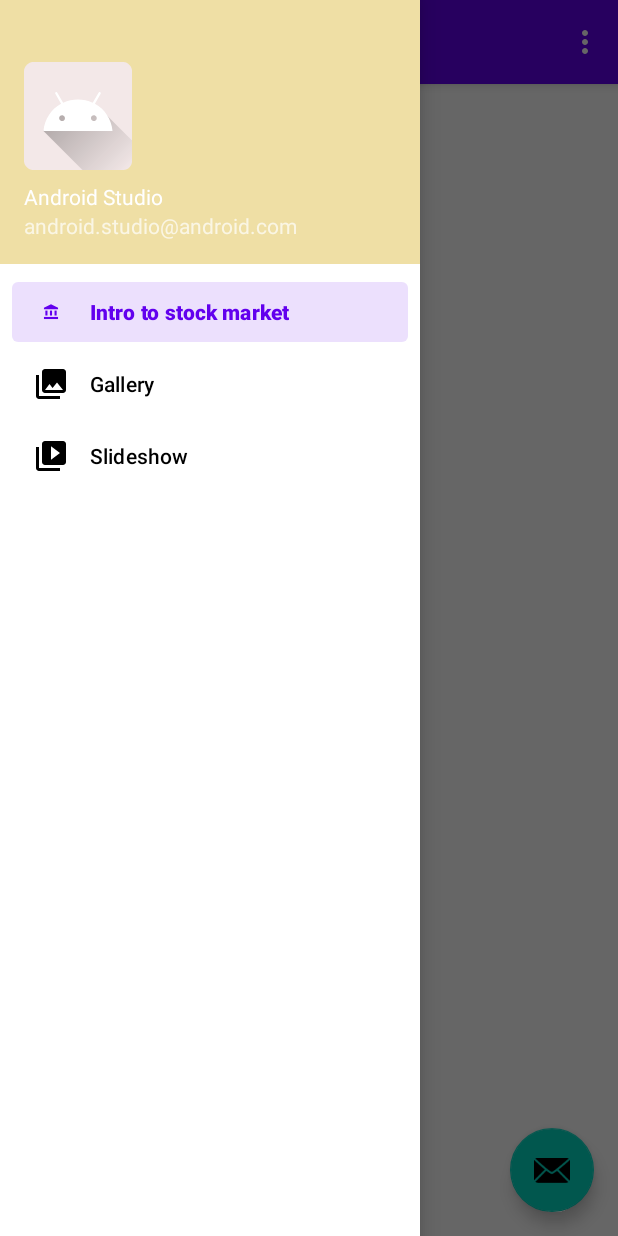
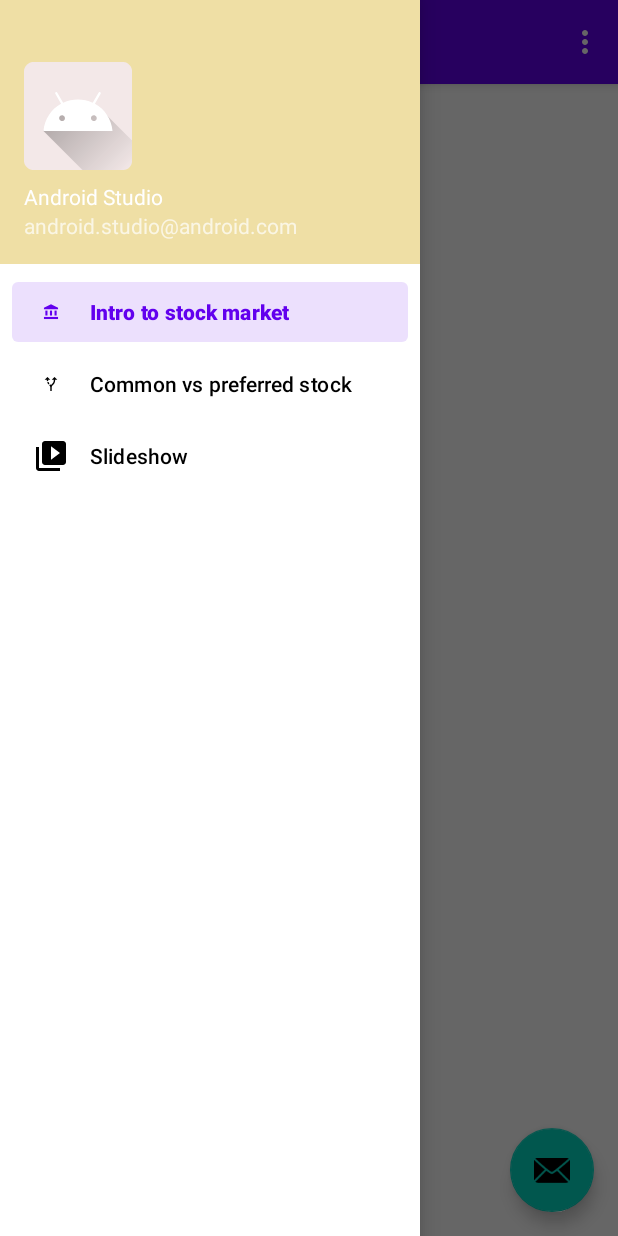
Before and after one commit to Surfy2004/StocksieApp, an Android app: the screen it shows after launch (MainActivity), with the side drawer open, on a phone screen of 412 x 824 dp. Run offline under Robolectric (Android 15) with nearby library versions, the light colour scheme and no system bars; our stand-ins replace navigation-ui.

Commit message:
Add common vs preferred stock fragment

```diff
--- /dev/null
+++ b/app/src/main/res/drawable/common_preffered_foreground.xml
@@ -0,0 +1,16 @@
+<vector xmlns:android="http://schemas.android.com/apk/res/android"
+    android:width="108dp"
+    android:height="108dp"
+    android:viewportWidth="108"
+    android:viewportHeight="108"
+    android:tint="#9F1616"
+    android:autoMirrored="true">
+  <group android:scaleX="2.1141"
+      android:scaleY="2.1141"
+      android:translateX="28.6308"
+      android:translateY="28.6308">
+    <path
+        android:fillColor="@android:color/white"
+        android:pathData="M9.78,11.16l-1.42,1.42c-0.68,-0.69 -1.34,-1.58 -1.79,-2.94l1.94,-0.49C8.83,10.04 9.28,10.65 9.78,11.16zM11,6L7,2L3,6h3.02C6.04,6.81 6.1,7.54 6.21,8.17l1.94,-0.49C8.08,7.2 8.03,6.63 8.02,6H11zM21,6l-4,-4l-4,4h2.99c-0.1,3.68 -1.28,4.75 -2.54,5.88c-0.5,0.44 -1.01,0.92 -1.45,1.55c-0.34,-0.49 -0.73,-0.88 -1.13,-1.24L9.46,13.6C10.39,14.45 11,15.14 11,17c0,0 0,0 0,0h0v5h2v-5c0,0 0,0 0,0c0,-2.02 0.71,-2.66 1.79,-3.63c1.38,-1.24 3.08,-2.78 3.2,-7.37H21z"/>
+  </group>
+</vector>
--- a/app/src/main/res/menu/activity_main_drawer.xml
+++ b/app/src/main/res/menu/activity_main_drawer.xml
@@ -10,8 +10,8 @@
             android:title="Intro to stock market" />
         <item
             android:id="@+id/nav_gallery"
-            android:icon="@drawable/ic_menu_gallery"
-            android:title="@string/menu_gallery" />
+            android:icon="@drawable/common_preffered_foreground"
+            android:title="Common vs preferred stock" />
         <item
             android:id="@+id/nav_slideshow"
             android:icon="@drawable/ic_menu_slideshow"
--- /dev/null
+++ b/app/src/main/res/mipmap-anydpi-v26/common_preffered.xml
@@ -0,0 +1,5 @@
+<?xml version="1.0" encoding="utf-8"?>
+<adaptive-icon xmlns:android="http://schemas.android.com/apk/res/android">
+    <background android:drawable="@color/common_preffered_background"/>
+    <foreground android:drawable="@drawable/common_preffered_foreground"/>
+</adaptive-icon>
--- /dev/null
+++ b/app/src/main/res/mipmap-anydpi-v26/common_preffered_round.xml
@@ -0,0 +1,5 @@
+<?xml version="1.0" encoding="utf-8"?>
+<adaptive-icon xmlns:android="http://schemas.android.com/apk/res/android">
+    <background android:drawable="@color/common_preffered_background"/>
+    <foreground android:drawable="@drawable/common_preffered_foreground"/>
+</adaptive-icon>
--- a/app/src/main/res/navigation/mobile_navigation.xml
+++ b/app/src/main/res/navigation/mobile_navigation.xml
@@ -14,7 +14,7 @@
     <fragment
         android:id="@+id/nav_gallery"
         android:name="com.example.stocksieapp.ui.gallery.GalleryFragment"
-        android:label="@string/menu_gallery"
+        android:label="Common vs preferred stock"
         tools:layout="@layout/fragment_gallery" />
 
     <fragment
--- /dev/null
+++ b/app/src/main/res/values/common_preffered_background.xml
@@ -0,0 +1,4 @@
+<?xml version="1.0" encoding="utf-8"?>
+<resources>
+    <color name="common_preffered_background">#EFDFA5</color>
+</resources>
```
Also changed, not shown: app/src/main/java/com/example/stocksieapp/ui/gallery/GalleryFragment.kt (+4 -4 lines), app/src/main/res/layout/fragment_gallery.xml (+8 -0 lines), app/src/main/common_preffered-playstore.png (added), app/src/main/res/mipmap-hdpi/common_preffered.png (added), app/src/main/res/mipmap-hdpi/common_preffered_round.png (added), app/src/main/res/mipmap-mdpi/common_preffered.png (added), app/src/main/res/mipmap-mdpi/common_preffered_round.png (added), app/src/main/res/mipmap-xhdpi/common_preffered.png (added), app/src/main/res/mipmap-xhdpi/common_preffered_round.png (added), app/src/main/res/mipmap-xxhdpi/common_preffered.png (added), app/src/main/res/mipmap-xxhdpi/common_preffered_round.png (added), app/src/main/res/mipmap-xxxhdpi/common_preffered.png (added), app/src/main/res/mipmap-xxxhdpi/common_preffered_round.png (added).
